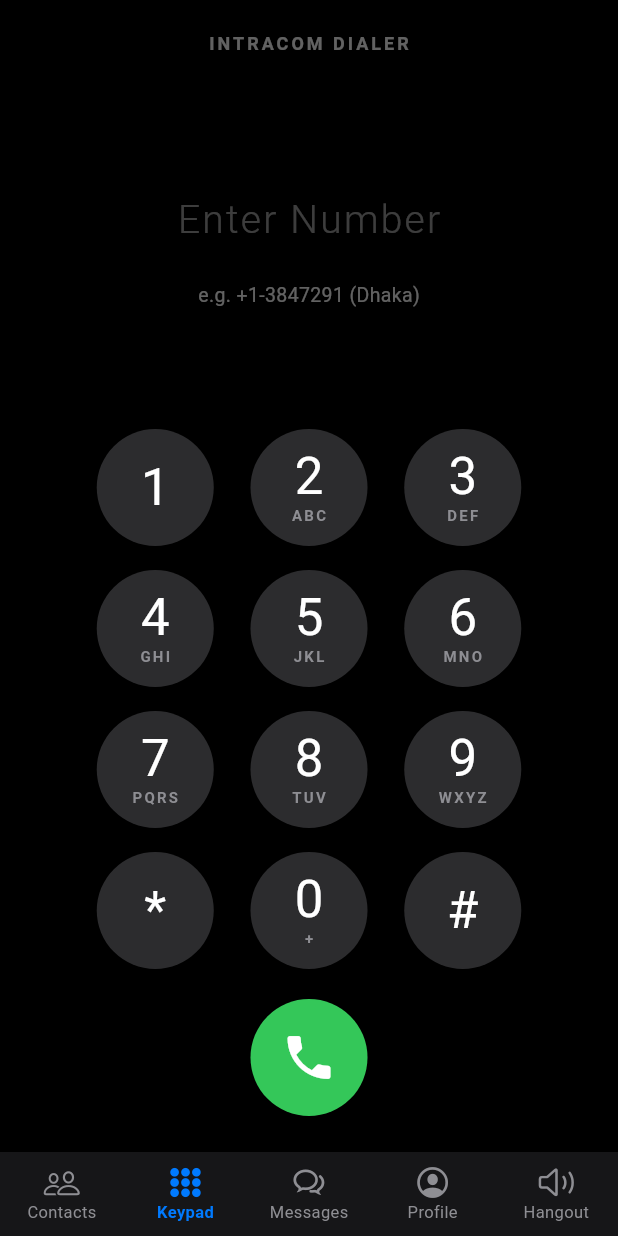
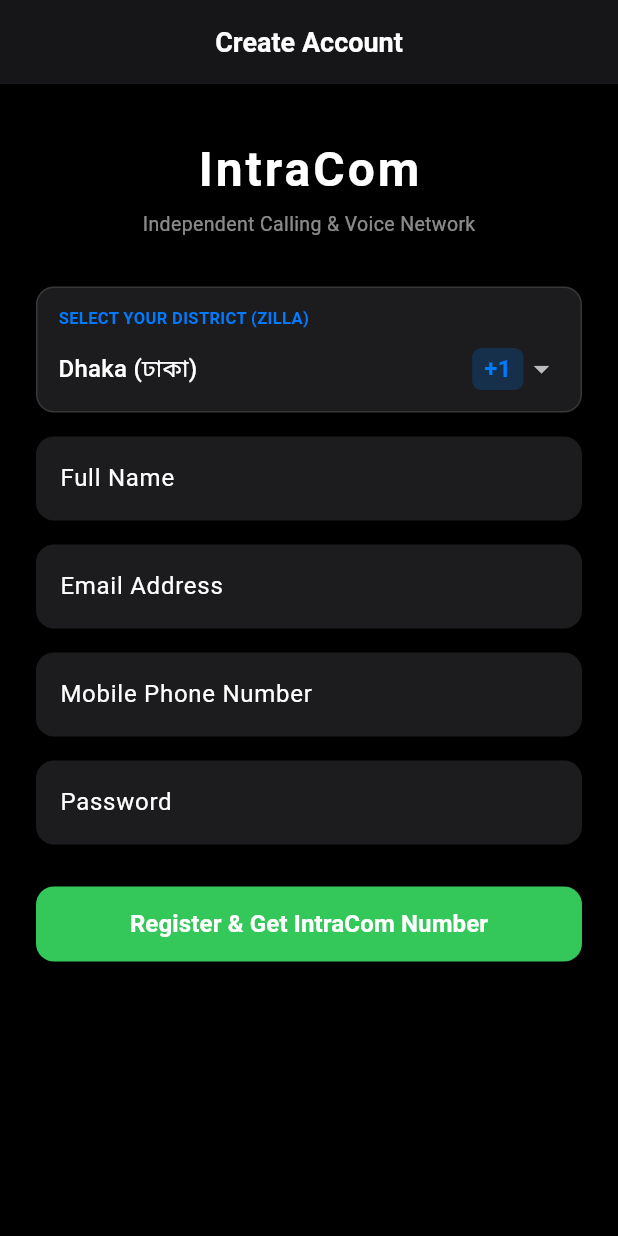
Before and after one commit to jimhpar/IntraCom, a Flutter app: the screen it shows after launch, on a phone screen of 412 x 824 dp. Run offline on Flutter 3.47's test engine with Material 3 defaults, Android fonts, the phone set to English and light mode, and no system bars; our stand-ins replace dio, flutter_riverpod, shared_preferences.

Commit message:
feat: implement registration API, unique 7-digit district assignment, auth, WebSocket signaling, and Flutter integration

```diff
--- a/app/lib/main.dart
+++ b/app/lib/main.dart
@@ -1,10 +1,19 @@
 import 'package:flutter/material.dart';
 import 'package:flutter_riverpod/flutter_riverpod.dart';
+import 'screens/auth/register_screen.dart';
 import 'screens/main_navigation_screen.dart';
+import 'services/api_service.dart';
+import 'services/signaling_service.dart';
 import 'theme/ios_theme.dart';
 
-void main() {
+void main() async {
   WidgetsFlutterBinding.ensureInitialized();
+  await ApiService.instance.init();
+
+  if (ApiService.instance.isAuthenticated) {
+    SignalingService.instance.connect();
+  }
+
   runApp(
     const ProviderScope(
       child: IntraComApp(),
@@ -23,7 +32,9 @@ class IntraComApp extends StatelessWidget {
       theme: IosTheme.darkTheme,
       darkTheme: IosTheme.darkTheme,
       themeMode: ThemeMode.dark,
-      home: const MainNavigationScreen(),
+      home: ApiService.instance.isAuthenticated
+          ? const MainNavigationScreen()
+          : const RegisterScreen(),
     );
   }
 }
--- /dev/null
+++ b/app/lib/screens/auth/register_screen.dart
@@ -0,0 +1,307 @@
+import 'package:flutter/material.dart';
+import '../../models/district.dart';
+import '../../services/api_service.dart';
+import '../../services/signaling_service.dart';
+import '../../theme/ios_theme.dart';
+import '../main_navigation_screen.dart';
+
+class RegisterScreen extends StatefulWidget {
+  const RegisterScreen({super.key});
+
+  @override
+  State<RegisterScreen> createState() => _RegisterScreenState();
+}
+
+class _RegisterScreenState extends State<RegisterScreen> {
+  final _formKey = GlobalKey<FormState>();
+  final _nameCtrl = TextEditingController();
+  final _emailCtrl = TextEditingController();
+  final _phoneCtrl = TextEditingController();
+  final _passCtrl = TextEditingController();
+
+  District _selectedDistrict = bangladeshDistricts.first; // Default Dhaka (+1)
+  bool _isLoading = false;
+
+  void _onRegister() async {
+    if (!_formKey.currentState!.validate()) return;
+
+    setState(() => _isLoading = true);
+
+    final res = await ApiService.instance.register(
+      name: _nameCtrl.text.trim(),
+      email: _emailCtrl.text.trim(),
+      phone: _phoneCtrl.text.trim(),
+      password: _passCtrl.text.trim(),
+      districtCode: _selectedDistrict.code,
+    );
+
+    setState(() => _isLoading = false);
+
+    if (!mounted) return;
+
+    if (res['success'] == true) {
+      final user = res['data'];
+      final fullNumber = user['full_number'] ?? '';
+
+      // Connect WebSocket
+      SignalingService.instance.connect();
+
+      // Show welcome dialog with newly assigned unique IntraCom Number
+      showDialog(
+        context: context,
+        barrierDismissible: false,
+        builder: (ctx) => AlertDialog(
+          backgroundColor: IosTheme.cardDark,
+          shape: RoundedRectangleBorder(borderRadius: BorderRadius.circular(18)),
+          title: const Row(
+            children: [
+              Icon(Icons.check_circle, color: IosTheme.primaryGreen, size: 28),
+              SizedBox(width: 10),
+              Text('Registration Complete!'),
+            ],
+          ),
+          content: Column(
+            mainAxisSize: MainAxisSize.min,
+            crossAxisAlignment: CrossAxisAlignment.start,
+            children: [
+              const Text(
+                'Your unique IntraCom Calling Number has been assigned based on your district:',
+                style: TextStyle(color: Colors.white70, fontSize: 14),
+              ),
+              const SizedBox(height: 16),
+              Container(
+                width: double.infinity,
+                padding: const EdgeInsets.all(16),
+                decoration: BoxDecoration(
+                  color: Colors.black,
+                  borderRadius: BorderRadius.circular(12),
+                  border: Border.all(color: IosTheme.primaryGreen, width: 1.5),
+                ),
+                child: Column(
+                  children: [
+                    Text(
+                      fullNumber,
+                      style: const TextStyle(
+                        fontSize: 26,
+                        fontWeight: FontWeight.bold,
+                        color: IosTheme.primaryGreen,
+                        letterSpacing: 2,
+                      ),
+                    ),
+                    const SizedBox(height: 4),
+                    Text(
+                      '${_selectedDistrict.nameEn} (${_selectedDistrict.nameBn}) • Area Code +${_selectedDistrict.code}',
+                      style: const TextStyle(fontSize: 12, color: Colors.white54),
+                    ),
+                  ],
+                ),
+              ),
+              const SizedBox(height: 12),
+              const Text(
+                'You can now make and receive audio/video calls using this number.',
+                style: TextStyle(fontSize: 12, color: Colors.white38),
+              ),
+            ],
+          ),
+          actions: [
+            ElevatedButton(
+              style: ElevatedButton.styleFrom(
+                backgroundColor: IosTheme.primaryGreen,
+                minimumSize: const Size(double.infinity, 44),
+                shape: RoundedRectangleBorder(borderRadius: BorderRadius.circular(12)),
+              ),
+              onPressed: () {
+                Navigator.pop(ctx);
+                Navigator.pushReplacement(
+                  context,
+                  MaterialPageRoute(builder: (_) => const MainNavigationScreen()),
+                );
+              },
+              child: const Text('Enter IntraCom', style: TextStyle(color: Colors.white, fontWeight: FontWeight.bold)),
+            ),
+          ],
+        ),
+      );
+    } else {
+      ScaffoldMessenger.of(context).showSnackBar(
+        SnackBar(
+          content: Text(res['error'] ?? 'Registration failed'),
+          backgroundColor: IosTheme.destructiveRed,
+        ),
+      );
+    }
+  }
+
+  @override
+  Widget build(BuildContext context) {
+    return Scaffold(
+      backgroundColor: Colors.black,
+      appBar: AppBar(
+        title: const Text('Create Account'),
+      ),
+      body: SafeArea(
+        child: SingleChildScrollView(
+          padding: const EdgeInsets.all(24),
+          child: Form(
+            key: _formKey,
+            child: Column(
+              crossAxisAlignment: CrossAxisAlignment.stretch,
+              children: [
+                const SizedBox(height: 10),
+                const Center(
+                  child: Text(
+                    'IntraCom',
+                    style: TextStyle(fontSize: 32, fontWeight: FontWeight.bold, letterSpacing: 2),
+                  ),
+                ),
+                const SizedBox(height: 4),
+                const Center(
+                  child: Text(
+                    'Independent Calling & Voice Network',
+                    style: TextStyle(color: Colors.white54, fontSize: 13),
+                  ),
+                ),
+                const SizedBox(height: 32),
+
+                // District Dropdown (Area code assignment)
+                Container(
+                  padding: const EdgeInsets.symmetric(horizontal: 14, vertical: 4),
+                  decoration: BoxDecoration(
+                    color: IosTheme.cardDark,
+                    borderRadius: BorderRadius.circular(12),
+                    border: Border.all(color: Colors.white12),
+                  ),
+                  child: Column(
+                    crossAxisAlignment: CrossAxisAlignment.start,
+                    children: [
+                      const Padding(
+                        padding: EdgeInsets.only(top: 8, bottom: 2),
+                        child: Text(
+                          'SELECT YOUR DISTRICT (ZILLA)',
+                          style: TextStyle(fontSize: 11, fontWeight: FontWeight.bold, color: IosTheme.accentBlue),
+                        ),
+                      ),
+                      DropdownButtonHideUnderline(
+                        child: DropdownButton<District>(
+                          value: _selectedDistrict,
+                          isExpanded: true,
+                          dropdownColor: const Color(0xFF1C1C1E),
+                          items: bangladeshDistricts.map((d) {
+                            return DropdownMenuItem<District>(
+                              value: d,
+                              child: Row(
+                                mainAxisAlignment: MainAxisAlignment.spaceBetween,
+                                children: [
+                                  Text('${d.nameEn} (${d.nameBn})', style: const TextStyle(color: Colors.white)),
+                                  Container(
+                                    padding: const EdgeInsets.symmetric(horizontal: 8, vertical: 2),
+                                    decoration: BoxDecoration(
+                                      color: IosTheme.accentBlue.withValues(alpha: 0.2),
+                                      borderRadius: BorderRadius.circular(6),
+                                    ),
+                                    child: Text(
+                                      '+${d.code}',
+                                      style: const TextStyle(color: IosTheme.accentBlue, fontWeight: FontWeight.bold),
+                                    ),
+                                  ),
+                                ],
+                              ),
+                            );
+                          }).toList(),
+                          onChanged: (val) {
+                            if (val != null) {
+                              setState(() => _selectedDistrict = val);
+                            }
+                          },
+                        ),
+                      ),
+                    ],
+                  ),
+                ),
+                const SizedBox(height: 16),
+
+                // Name
+                TextFormField(
+                  controller: _nameCtrl,
+                  style: const TextStyle(color: Colors.white),
+                  decoration: InputDecoration(
+                    labelText: 'Full Name',
+                    filled: true,
+                    fillColor: IosTheme.cardDark,
+                    border: OutlineInputBorder(borderRadius: BorderRadius.circular(12), borderSide: BorderSide.none),
+                  ),
+                  validator: (v) => v == null || v.isEmpty ? 'Please enter name' : null,
+                ),
+                const SizedBox(height: 16),
+
+                // Email
+                TextFormField(
+                  controller: _emailCtrl,
+                  keyboardType: TextInputType.emailAddress,
+                  style: const TextStyle(color: Colors.white),
+                  decoration: InputDecoration(
+                    labelText: 'Email Address',
+                    filled: true,
+                    fillColor: IosTheme.cardDark,
+                    border: OutlineInputBorder(borderRadius: BorderRadius.circular(12), borderSide: BorderSide.none),
+                  ),
+                  validator: (v) => v == null || !v.contains('@') ? 'Valid email required' : null,
+                ),
+                const SizedBox(height: 16),
+
+                // Phone
+                TextFormField(
+                  controller: _phoneCtrl,
+                  keyboardType: TextInputType.phone,
+                  style: const TextStyle(color: Colors.white),
+                  decoration: InputDecoration(
+                    labelText: 'Mobile Phone Number',
+                    hintText: '017XXXXXXXX',
+                    filled: true,
+                    fillColor: IosTheme.cardDark,
+                    border: OutlineInputBorder(borderRadius: BorderRadius.circular(12), borderSide: BorderSide.none),
+                  ),
+                  validator: (v) => v == null || v.length < 10 ? 'Valid phone required' : null,
+                ),
+                const SizedBox(height: 16),
+
+                // Password
+                TextFormField(
+                  controller: _passCtrl,
+                  obscureText: true,
+                  style: const TextStyle(color: Colors.white),
+                  decoration: InputDecoration(
+                    labelText: 'Password',
+                    filled: true,
+                    fillColor: IosTheme.cardDark,
+                    border: OutlineInputBorder(borderRadius: BorderRadius.circular(12), borderSide: BorderSide.none),
+                  ),
+                  validator: (v) => v == null || v.length < 6 ? 'Minimum 6 characters' : null,
+                ),
+                const SizedBox(height: 28),
+
+                // Submit Button
+                SizedBox(
+                  height: 50,
+                  child: ElevatedButton(
+                    style: ElevatedButton.styleFrom(
+                      backgroundColor: IosTheme.primaryGreen,
+                      shape: RoundedRectangleBorder(borderRadius: BorderRadius.circular(12)),
+                    ),
+                    onPressed: _isLoading ? null : _onRegister,
+                    child: _isLoading
+                        ? const CircularProgressIndicator(color: Colors.white)
+                        : const Text(
+                            'Register & Get IntraCom Number',
+                            style: TextStyle(fontSize: 16, fontWeight: FontWeight.bold, color: Colors.white),
+                          ),
+                  ),
+                ),
+              ],
+            ),
+          ),
+        ),
+      ),
+    );
+  }
+}
--- /dev/null
+++ b/app/lib/services/api_service.dart
@@ -0,0 +1,107 @@
+import 'package:dio/dio.dart';
+import 'package:shared_preferences/shared_preferences.dart';
+
+class ApiService {
+  // Live Oracle Cloud Server Endpoint
+  static const String baseUrl = 'http://129.225.125.127:8080';
+  static const String wsUrl = 'ws://129.225.125.127:8080/ws';
+
+  final Dio _dio = Dio(BaseOptions(
+    baseUrl: baseUrl,
+    connectTimeout: const Duration(seconds: 10),
+    receiveTimeout: const Duration(seconds: 10),
+  ));
+
+  static final ApiService instance = ApiService._internal();
+  ApiService._internal();
+
+  String? _token;
+  Map<String, dynamic>? _currentUser;
+
+  String? get token => _token;
+  Map<String, dynamic>? get currentUser => _currentUser;
+  bool get isAuthenticated => _token != null;
+
+  Future<void> init() async {
+    final prefs = await SharedPreferences.getInstance();
+    _token = prefs.getString('auth_token');
+    final userNum = prefs.getString('user_number');
+    final userName = prefs.getString('user_name');
+    final userDistrict = prefs.getString('user_district');
+
+    if (_token != null && userNum != null) {
+      _currentUser = {
+        'full_number': userNum,
+        'display_name': userName ?? 'User',
+        'district_name': userDistrict ?? '',
+      };
+    }
+  }
+
+  Future<Map<String, dynamic>> register({
+    required String name,
+    required String email,
+    required String phone,
+    required String password,
+    required int districtCode,
+  }) async {
+    try {
+      final response = await _dio.post('/api/v1/auth/register', data: {
+        'display_name': name,
+        'email': email,
+        'phone': phone,
+        'password': password,
+        'district_code': districtCode,
+      });
+
+      if (response.data['success'] == true) {
+        final data = response.data['data'];
+        await _saveSession(data);
+        return {'success': true, 'data': data};
+      }
+      return {'success': false, 'error': response.data['error'] ?? 'Registration failed'};
+    } on DioException catch (e) {
+      final msg = e.response?.data?['error'] ?? e.message ?? 'Network error';
+      return {'success': false, 'error': msg};
+    }
+  }
+
+  Future<Map<String, dynamic>> login({
+    required String identifier,
+    required String password,
+  }) async {
+    try {
+      final response = await _dio.post('/api/v1/auth/login', data: {
+        'identifier': identifier,
+        'password': password,
+      });
+
+      if (response.data['success'] == true) {
+        final data = response.data['data'];
+        await _saveSession(data);
+        return {'success': true, 'data': data};
+      }
+      return {'success': false, 'error': response.data['error'] ?? 'Login failed'};
+    } on DioException catch (e) {
+      final msg = e.response?.data?['error'] ?? e.message ?? 'Network error';
+      return {'success': false, 'error': msg};
+    }
+  }
+
+  Future<void> _saveSession(Map<String, dynamic> data) async {
+    _token = data['token'];
+    _currentUser = data;
+    final prefs = await SharedPreferences.getInstance();
+    await prefs.setString('auth_token', _token!);
+    await prefs.setString('user_number', data['full_number'] ?? '');
+    await prefs.setString('user_name', data['display_name'] ?? '');
+    await prefs.setString('user_district', data['district_name'] ?? '');
+  }
+
+  Future<void> logout() async {
+    _token = null;
+    _currentUser = null;
+    final prefs = await SharedPreferences.getInstance();
+    await prefs.clear();
+  }
+}
```
Also changed, not shown: app/lib/services/signaling_service.dart (added, +116 -0 lines), 6 other files.
